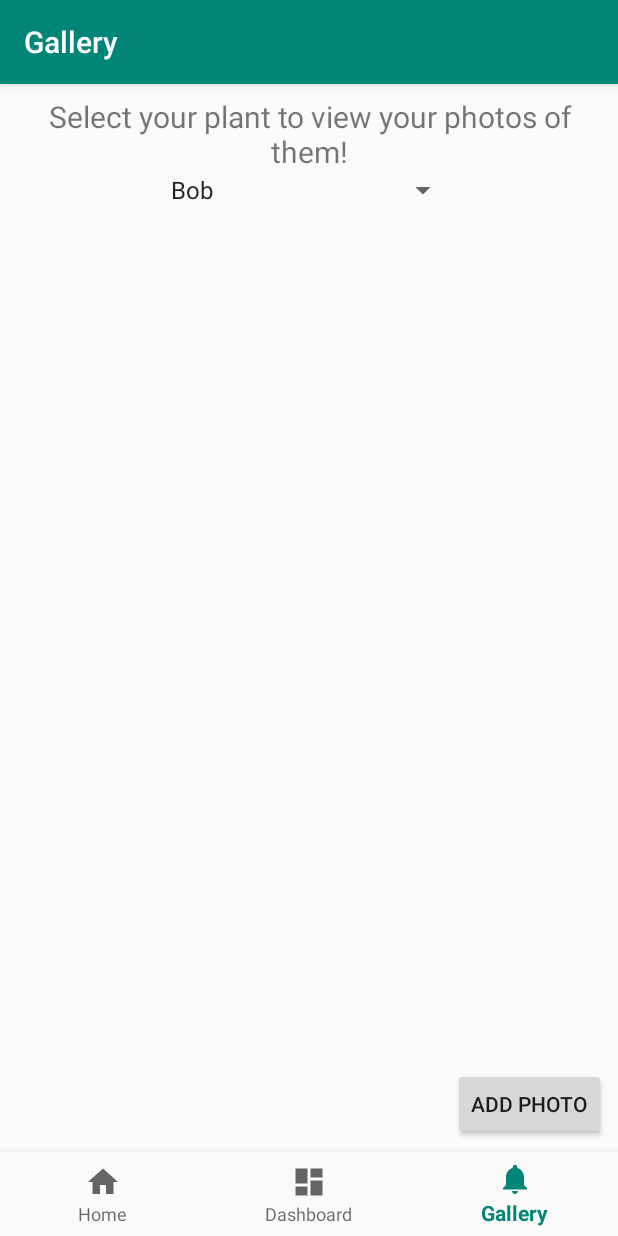
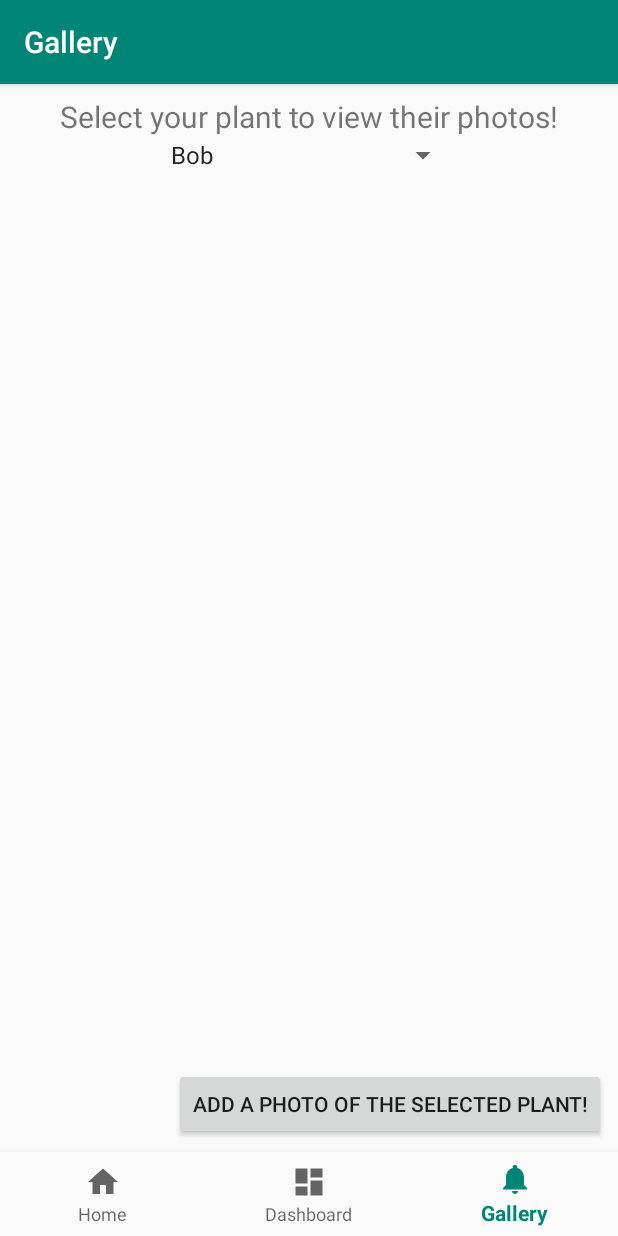
Before and after one commit to MobileAppEngg-Group1-Fall2019/Final-Project, an Android app: the NotificationsFragment screen opened through its navigation route, on a phone screen of 412 x 824 dp. Run offline under Robolectric (Android 15) with nearby library versions, the phone set to English and light mode, and no system bars; our stand-ins replace navigation-ui; libraries missing offline, so code that uses them is left out: com.kwabenaberko.openweathermaplib; 4 statements that could not run were skipped.

Commit message:
Disabled the add photo button when display all images was selected

```diff
--- a/app/src/main/java/com/group_01/finalproject/ui/notifications/NotificationsViewModel.kt
+++ b/app/src/main/java/com/group_01/finalproject/ui/notifications/NotificationsViewModel.kt
@@ -7,7 +7,7 @@ import androidx.lifecycle.ViewModel
 class NotificationsViewModel : ViewModel() {
 
     private val _text = MutableLiveData<String>().apply {
-        value = "Select your plant to view your photos of them!"
+        value = "Select your plant to view their photos!"
     }
     val text: LiveData<String> = _text
 }
--- a/app/src/main/res/layout/fragment_notifications.xml
+++ b/app/src/main/res/layout/fragment_notifications.xml
@@ -57,7 +57,7 @@
         android:layout_height="wrap_content"
         android:layout_marginEnd="8dp"
         android:layout_marginBottom="8dp"
-        android:text="Add Photo"
+        android:text="Add a photo of the selected Plant!"
         app:layout_constraintBottom_toBottomOf="parent"
         app:layout_constraintEnd_toEndOf="parent" />
 
```
Also changed, not shown: app/src/main/java/com/group_01/finalproject/ui/notifications/NotificationsFragment.kt (+14 -4 lines).
